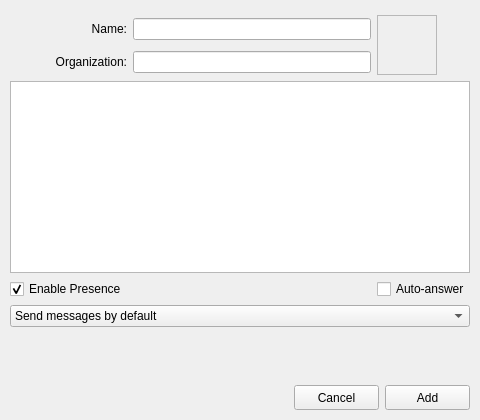
The window that resources/contact_editor.ui (AGProjects/blink-qt) describes before a commit, drawn with Qt 5.
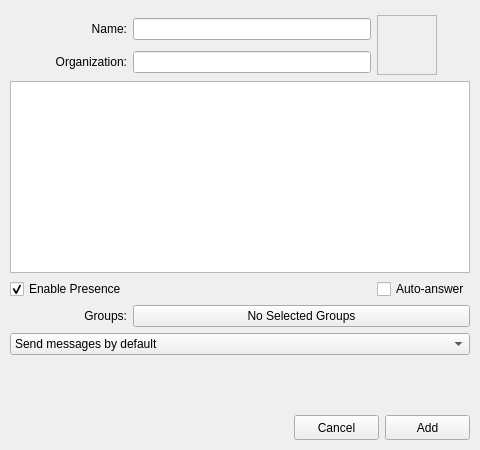
The same window after the commit. Icons and pictures are not drawn. Custom widgets are drawn as their Qt base class.

Commit message: Added group management to Contact editor

Patch:
```diff
--- a/resources/contact_editor.ui
+++ b/resources/contact_editor.ui
@@ -7,13 +7,13 @@
     <x>0</x>
     <y>0</y>
     <width>480</width>
-    <height>420</height>
+    <height>450</height>
    </rect>
   </property>
   <property name="minimumSize">
    <size>
     <width>480</width>
-    <height>420</height>
+    <height>450</height>
    </size>
   </property>
   <property name="windowTitle">
@@ -113,7 +113,7 @@
      </property>
     </widget>
    </item>
-   <item row="6" column="0" colspan="3">
+   <item row="7" column="0" colspan="3">
     <layout class="QHBoxLayout" name="button_box_layout">
      <property name="spacing">
       <number>6</number>
@@ -168,7 +168,7 @@
      </item>
     </layout>
    </item>
-   <item row="5" column="0" colspan="3">
+   <item row="6" column="0" colspan="3">
     <spacer name="grid_spacer">
      <property name="orientation">
       <enum>Qt::Vertical</enum>
@@ -240,7 +240,33 @@
      </attribute>
     </widget>
    </item>
-   <item row="4" column="0" colspan="3">
+   <item row="4" column="0">
+    <widget class="QLabel" name="groups_label">
+     <property name="text">
+      <string>Groups:</string>
+     </property>
+     <property name="alignment">
+      <set>Qt::AlignRight|Qt::AlignTrailing|Qt::AlignVCenter</set>
+     </property>
+    </widget>
+   </item>
+   <item row="4" column="1" colspan="2">
+    <widget class="QPushButton" name="groups_button">
+     <property name="sizePolicy">
+      <sizepolicy hsizetype="Expanding" vsizetype="Fixed">
+       <horstretch>0</horstretch>
+       <verstretch>0</verstretch>
+      </sizepolicy>
+     </property>
+     <property name="text">
+      <string>No Selected Groups</string>
+     </property>
+     <property name="autoDefault">
+      <bool>false</bool>
+     </property>
+    </widget>
+   </item>
+   <item row="5" column="0" colspan="3">
     <widget class="QComboBox" name="preferred_media">
      <property name="sizePolicy">
       <sizepolicy hsizetype="Expanding" vsizetype="Fixed">
```
Left out of the diff: 2 changed lines with no effect on the pictures. The commit also changes 1 other file.
